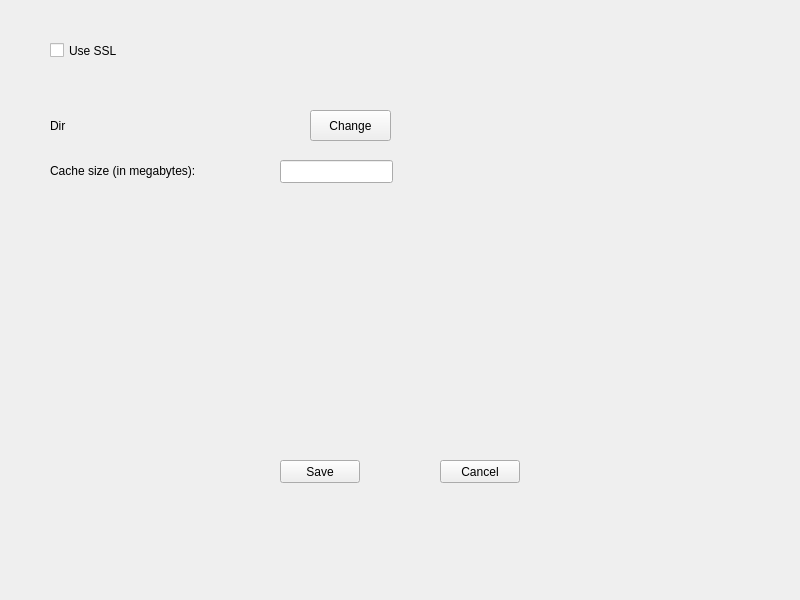
pcloudcom/pfs-gui, file pCloud/settingswindow.ui: the form before one commit.
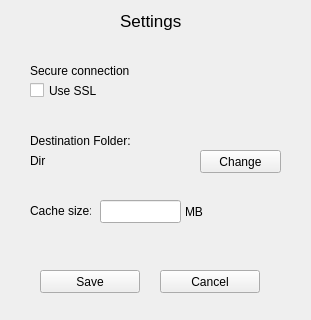
The form after the commit.

```diff
--- a/pCloud/settingswindow.ui
+++ b/pCloud/settingswindow.ui
@@ -6,8 +6,8 @@
    <rect>
     <x>0</x>
     <y>0</y>
-    <width>800</width>
-    <height>600</height>
+    <width>311</width>
+    <height>320</height>
    </rect>
   </property>
   <property name="windowTitle">
@@ -17,8 +17,8 @@
    <widget class="QCheckBox" name="usessl">
     <property name="geometry">
      <rect>
-      <x>50</x>
-      <y>40</y>
+      <x>30</x>
+      <y>80</y>
       <width>81</width>
       <height>21</height>
      </rect>
@@ -30,10 +30,10 @@
    <widget class="QPushButton" name="dirchangebutton">
     <property name="geometry">
      <rect>
-      <x>310</x>
-      <y>110</y>
+      <x>200</x>
+      <y>150</y>
       <width>81</width>
-      <height>31</height>
+      <height>23</height>
      </rect>
     </property>
     <property name="text">
@@ -43,9 +43,9 @@
    <widget class="QLabel" name="dir">
     <property name="geometry">
      <rect>
-      <x>50</x>
-      <y>115</y>
-      <width>251</width>
+      <x>30</x>
+      <y>150</y>
+      <width>151</width>
       <height>21</height>
      </rect>
     </property>
@@ -56,9 +56,9 @@
    <widget class="QPushButton" name="savebutton">
     <property name="geometry">
      <rect>
-      <x>280</x>
-      <y>460</y>
-      <width>80</width>
+      <x>40</x>
+      <y>270</y>
+      <width>100</width>
       <height>23</height>
      </rect>
     </property>
@@ -69,9 +69,9 @@
    <widget class="QPushButton" name="cancelbutton">
     <property name="geometry">
      <rect>
-      <x>440</x>
-      <y>460</y>
-      <width>80</width>
+      <x>160</x>
+      <y>270</y>
+      <width>100</width>
       <height>23</height>
      </rect>
     </property>
@@ -82,9 +82,9 @@
    <widget class="QLineEdit" name="cachesize">
     <property name="geometry">
      <rect>
-      <x>280</x>
-      <y>160</y>
-      <width>113</width>
+      <x>100</x>
+      <y>200</y>
+      <width>81</width>
       <height>23</height>
      </rect>
     </property>
@@ -104,14 +104,71 @@
    <widget class="QLabel" name="label">
     <property name="geometry">
      <rect>
-      <x>50</x>
-      <y>160</y>
-      <width>211</width>
+      <x>30</x>
+      <y>200</y>
+      <width>61</width>
       <height>21</height>
      </rect>
     </property>
     <property name="text">
-     <string>Cache size (in megabytes):</string>
+     <string>Cache size:</string>
+    </property>
+   </widget>
+   <widget class="QLabel" name="label_2">
+    <property name="geometry">
+     <rect>
+      <x>120</x>
+      <y>10</y>
+      <width>61</width>
+      <height>21</height>
+     </rect>
+    </property>
+    <property name="font">
+     <font>
+      <pointsize>13</pointsize>
+     </font>
+    </property>
+    <property name="text">
+     <string>Settings</string>
+    </property>
+   </widget>
+   <widget class="QLabel" name="label_3">
+    <property name="geometry">
+     <rect>
+      <x>185</x>
+      <y>200</y>
+      <width>46</width>
+      <height>23</height>
+     </rect>
+    </property>
+    <property name="text">
+     <string>MB</string>
+    </property>
+   </widget>
+   <widget class="QLabel" name="label_4">
+    <property name="geometry">
+     <rect>
+      <x>30</x>
+      <y>60</y>
+      <width>111</width>
+      <height>21</height>
+     </rect>
+    </property>
+    <property name="text">
+     <string>Secure connection</string>
+    </property>
+   </widget>
+   <widget class="QLabel" name="label_5">
+    <property name="geometry">
+     <rect>
+      <x>30</x>
+      <y>130</y>
+      <width>101</width>
+      <height>21</height>
+     </rect>
+    </property>
+    <property name="text">
+     <string>Destination Folder:</string>
     </property>
    </widget>
   </widget>
```
